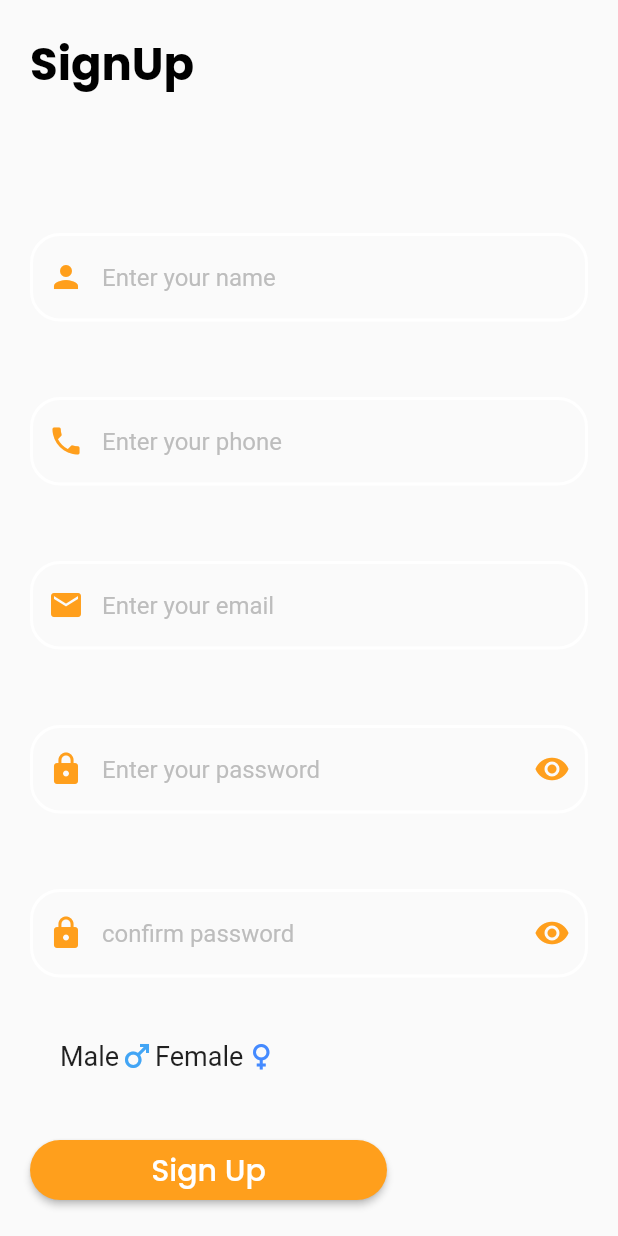
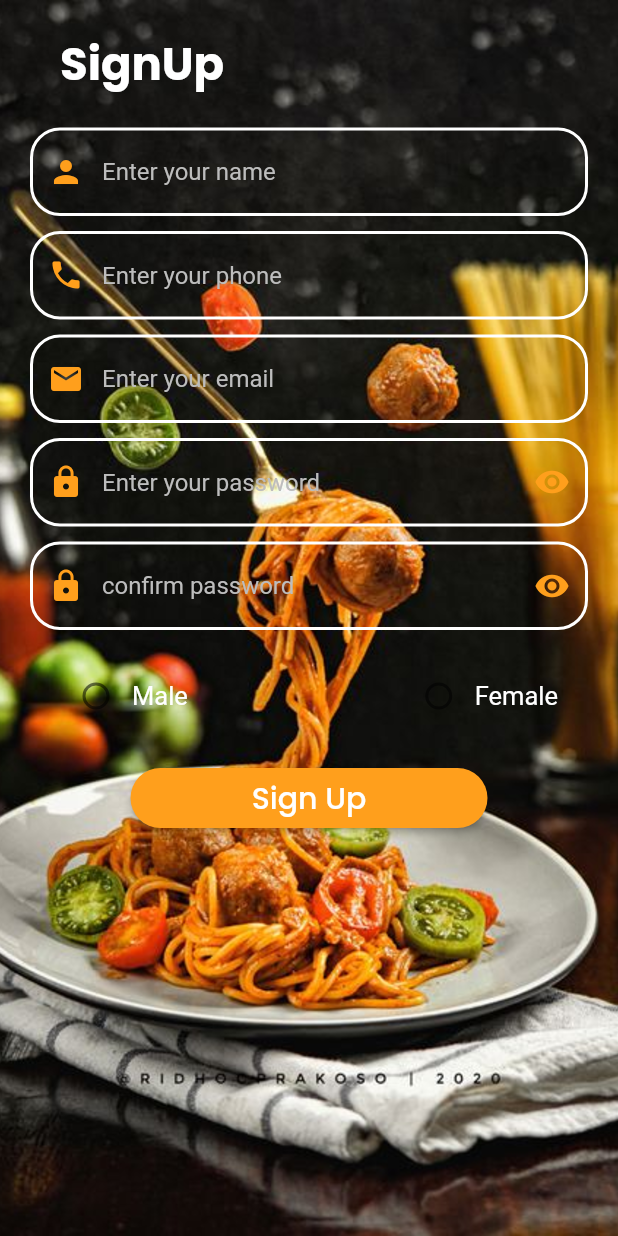
Before and after one commit to ManarAhmeD15/recipe_app, a Flutter app: the SignUp screen opened directly, on a phone screen of 412 x 824 dp. Run offline on Flutter 3.47's test engine with Material 2 defaults, Android fonts, the phone set to English and light mode, and no system bars; our stand-ins replace bloc, firebase_core, flutter_bloc, get, google_fonts, google_nav_bar and 1 more; accounts and stored records are empty.

```diff
--- a/lib/main.dart
+++ b/lib/main.dart
@@ -13,7 +13,7 @@ import 'package:recipe_app/pages/splash_screen.dart';
   runApp(
     GetMaterialApp(
     debugShowCheckedModeBanner: false,
-    home: LoginScreen(),
+    home: SignUp(),
     // routes: {
     //   'splash': (context)=>SplashScreen(),
     //   'login':(context)=>LoginScreen(),
--- a/lib/pages/signup_screen.dart
+++ b/lib/pages/signup_screen.dart
@@ -5,7 +5,6 @@ import 'package:get/get_core/src/get_main.dart';
 import 'package:google_fonts/google_fonts.dart';
 import '../constants/color.dart';
 import 'home_screen.dart';
-import 'login_screen.dart';
 
 
 class SignUp extends StatefulWidget {
@@ -17,6 +16,8 @@ class _SignUpState extends State<SignUp> {
   var _isObscured ;
   final _formKey2 = GlobalKey<FormState>();
   var isMale=true;
+  String? gender =" ";
+  var valueRadio =0;
   Color male=Colors.blueAccent;
   Color female=Colors.red;
   TextEditingController emailController = TextEditingController();
@@ -38,8 +39,24 @@ class _SignUpState extends State<SignUp> {
 
     return Scaffold(
       body: SafeArea(
-        child: Padding(
-          padding: const EdgeInsets.all(20.0),
+        child: SingleChildScrollView(
+          physics: BouncingScrollPhysics(),
+          child: Stack(
+            children: [
+              Container(
+                width:size.width,
+                height:size.height,
+                decoration: BoxDecoration(
+                  image: DecorationImage(
+                      image: AssetImage("assets/signup_backk.jpg",
+
+                      ),
+                      fit: BoxFit.cover,
+                    filterQuality: FilterQuality.high,
+                  ),
+                ),            ),
+              Padding(
+                padding: const EdgeInsets.symmetric(horizontal: 20.0),
                 child: Form(
                   key: _formKey2,
                   child: Column(
@@ -47,17 +64,18 @@ class _SignUpState extends State<SignUp> {
                     mainAxisAlignment: MainAxisAlignment.spaceBetween,
                     children: [
 
-                Text(
+                      Padding(
+                        padding: const EdgeInsets.all(20.0),
+                        child: Text(
                           'SignUp',
                           style: GoogleFonts.poppins(
-                    color: Colors.black,
+                            color: Colors.white,
                             fontSize: 30,
                             fontWeight: FontWeight.bold,
                           ),
                         ),
-                SizedBox(
-                  height: 50,
                       ),
+
                       SizedBox(
                         width: size.width,
                         child:
@@ -347,49 +365,105 @@ class _SignUpState extends State<SignUp> {
                         child: Padding(
                           padding: const EdgeInsets.all(20.0),
                           child: Row(
+                            mainAxisAlignment: MainAxisAlignment.spaceBetween,
                             children: [
-                        Container(
-                          decoration: BoxDecoration(
-                            borderRadius: BorderRadius.circular(20),
+                              Row(
+                                children: [
+                                  Radio(
+                                    activeColor: AppColors.backColor,
+                                    autofocus: false,
+                                    hoverColor: Colors.red,
+                                    value: 1,
+                                    groupValue: valueRadio,
+                                    onChanged: (value) {
+                                      setState(() {
+                                        valueRadio = value!;
+                                      });
+                                    },
                                   ),
-                          child: Row(
-                            mainAxisAlignment: MainAxisAlignment.center,
-                            children: [
-                              Text('Male',
+                                  Text(
+                                    'Male',
                                     style: TextStyle(
-                                fontSize: 18,
+                                      color: Colors.white,
+                                      fontSize: 17.0,
                                     ),
                                   ),
-                              Icon(Icons.male,
-                              color: isMale?Colors.blue[400]:null,)
+                                ],
+                              ),
+
+                              Center(
+                                child: Row(
+                                  children: [
+                                    Radio(
+                                      focusColor: Colors.white,
+                                      activeColor: AppColors.backColor,
+                                      hoverColor: Colors.white,
+                                      autofocus: false,
+                                      value: 2,
+                                      groupValue: valueRadio,
+                                      onChanged: (value) {
+                                        setState(() {
+                                          valueRadio = value!;
+                                        });
+                                      },
+                                    ),
+                                    Text(
+                                      'Female',
+                                      style: TextStyle(
+                                        color: Colors.white,
+                                        fontSize: 17.0,
+                                      ),
+                                    ),
                                   ],
                                 ),
                               ),
-                        Container(
-                          decoration: BoxDecoration(
-                            borderRadius: BorderRadius.circular(20),
-                          ),
-                          child: Row(
-                            mainAxisAlignment: MainAxisAlignment.center,
-                            children: [
-                              Text('Female',
-                                style: TextStyle(
-                                  fontSize: 18,
-                                ),
-                              ),
-                              Icon(Icons.female,
-                              color: male,
-                              )
                             ],
                           ),
+
+
+
+                              // Container(
+                              //   decoration: BoxDecoration(
+                              //     borderRadius: BorderRadius.circular(20),
+                              //   ),
+                              //   child: Row(
+                              //     mainAxisAlignment: MainAxisAlignment.center,
+                              //     children: [
+                              //       Text('Male',
+                              //       style: TextStyle(
+                              //         fontSize: 18,
+                              //       ),
+                              //       ),
+                              //       Icon(Icons.male,
+                              //       color: isMale?Colors.blue[400]:null,)
+                              //     ],
+                              //   ),
+                              // ),
+                              // Container(
+                              //   decoration: BoxDecoration(
+                              //     borderRadius: BorderRadius.circular(20),
+                              //   ),
+                              //   child: Row(
+                              //     mainAxisAlignment: MainAxisAlignment.center,
+                              //     children: [
+                              //       Text('Female',
+                              //         style: TextStyle(
+                              //           fontSize: 18,
+                              //         ),
+                              //       ),
+                              //       Icon(Icons.female,
+                              //       color: male,
+                              //       )
+                              //     ],
+                              //   ),
+                              // ),
                         ),
 
-                      ],
-                    ),
-                  ),
                       ),
 
-                ElevatedButton(
+
+                      Center(
+                        child: ElevatedButton(
                           style: ElevatedButton.styleFrom(
                               backgroundColor: AppColors.backColor,
                               shape: RoundedRectangleBorder(
@@ -423,12 +497,19 @@ class _SignUpState extends State<SignUp> {
                             ),
                           ),
 
+                        ),
                       )
+
                     ],
                   ),
                         ),
                       ),
+
+                    ],
                   ),
+        ),
+              ),
+
     );
 
   }
```
Also changed, not shown: assets/signup_back.jpg (added), assets/signup_backk.jpg (added). Lines whose indentation alone changed are shown as unchanged.
